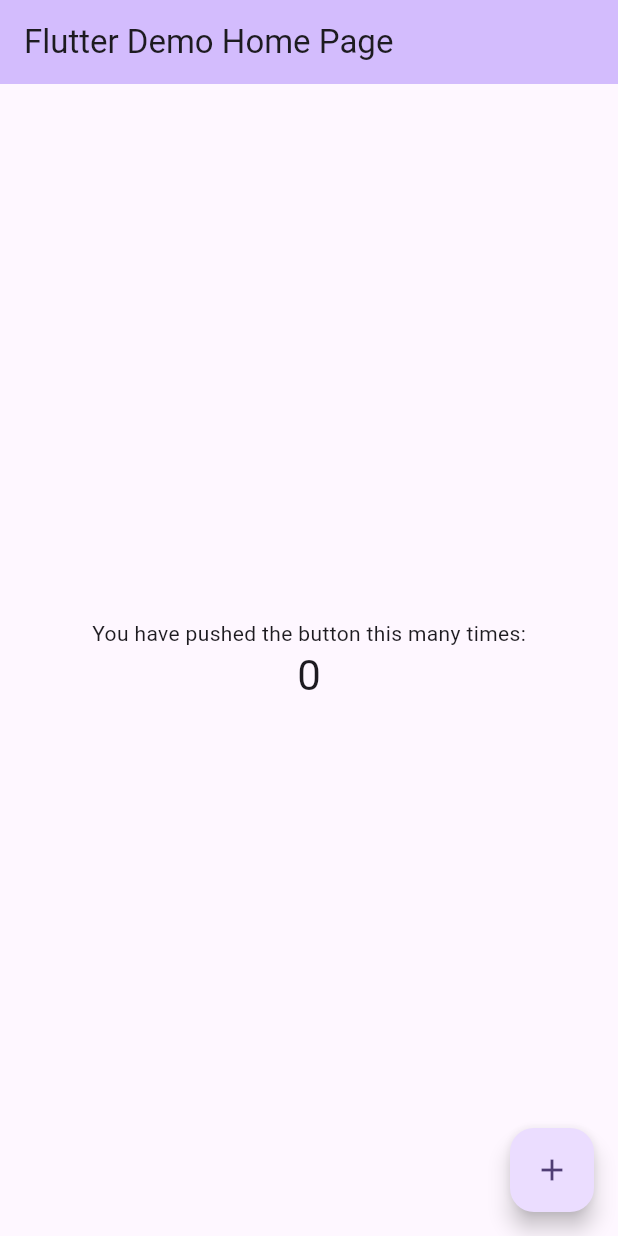
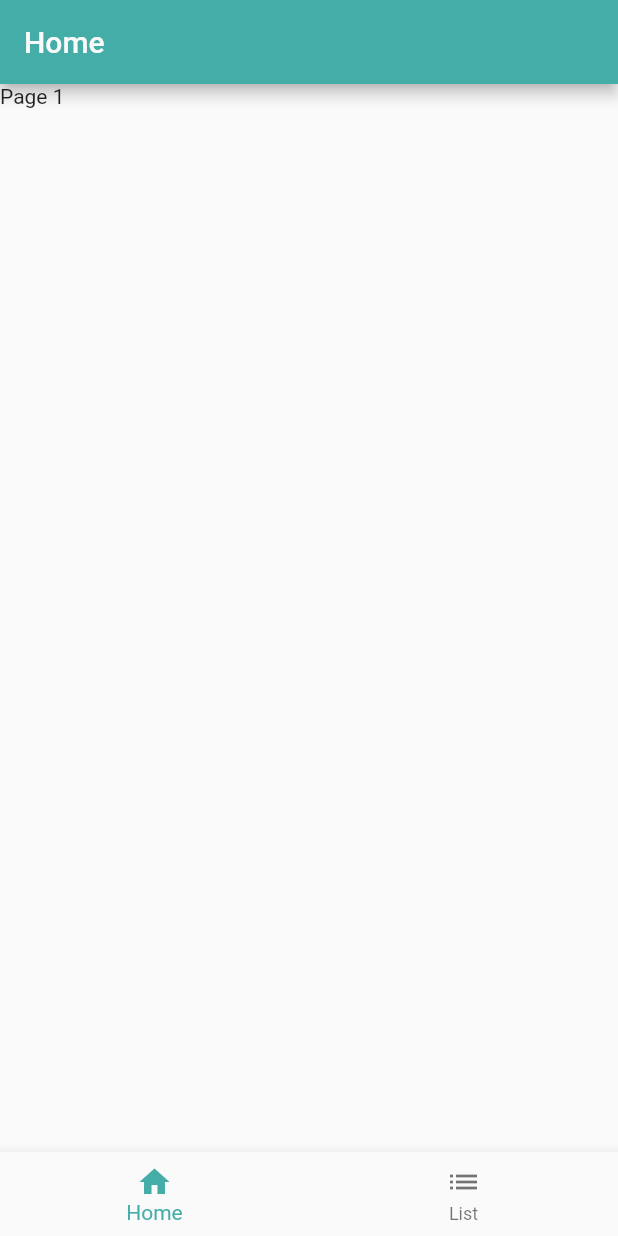
Before and after one commit to samuel-vieira/empregoaqui, a Flutter app: the screen it shows after launch, on a phone screen of 412 x 824 dp. Run offline on Flutter 3.47's test engine with Material 2 defaults, Android fonts, the phone set to English and light mode, and no system bars.

Commit message:
Adicionando tema da aplicação

```diff
--- /dev/null
+++ b/lib/feature/home/page/home_page.dart
@@ -0,0 +1,45 @@
+import 'package:emprego_aqui/shared/app_bar_component/app_bar_component.dart';
+import 'package:flutter/material.dart';
+
+class HomePage extends StatefulWidget {
+  const HomePage({super.key});
+
+  @override
+  State<HomePage> createState() => _HomePageState();
+}
+
+class _HomePageState extends State<HomePage> {
+  final List<Widget> widgetOptions = [
+    const Text('Page 1'),
+    const Text('Page 2'),
+  ];
+
+  int currentIndex = 0;
+
+  @override
+  Widget build(BuildContext context) {
+    return Scaffold(
+      appBar: AppBarComponent(
+        AppBar(),
+        title: 'Home',
+      ),
+      body: widgetOptions.elementAt(currentIndex),
+      bottomNavigationBar: BottomNavigationBar(
+        onTap: (index) => setState(() {
+          currentIndex = index;
+        }),
+        currentIndex: currentIndex,
+        items: const [
+          BottomNavigationBarItem(
+            icon: Icon(Icons.home),
+            label: 'Home',
+          ),
+          BottomNavigationBarItem(
+            icon: Icon(Icons.list),
+            label: 'List',
+          ),
+        ],
+      ),
+    );
+  }
+}
--- a/lib/main.dart
+++ b/lib/main.dart
@@ -1,3 +1,4 @@
+import 'package:emprego_aqui/feature/home/page/home_page.dart';
 import 'package:flutter/material.dart';
 
 void main() {
@@ -7,119 +8,28 @@ void main() {
 class MyApp extends StatelessWidget {
   const MyApp({super.key});
 
-  // This widget is the root of your application.
   @override
   Widget build(BuildContext context) {
     return MaterialApp(
-      title: 'Flutter Demo',
+      home: const HomePage(),
       theme: ThemeData(
-        // This is the theme of your application.
-        //
-        // TRY THIS: Try running your application with "flutter run". You'll see
-        // the application has a blue toolbar. Then, without quitting the app,
-        // try changing the seedColor in the colorScheme below to Colors.green
-        // and then invoke "hot reload" (save your changes or press the "hot
-        // reload" button in a Flutter-supported IDE, or press "r" if you used
-        // the command line to start the app).
-        //
-        // Notice that the counter didn't reset back to zero; the application
-        // state is not lost during the reload. To reset the state, use hot
-        // restart instead.
-        //
-        // This works for code too, not just values: Most code changes can be
-        // tested with just a hot reload.
-        colorScheme: ColorScheme.fromSeed(seedColor: Colors.deepPurple),
-        useMaterial3: true,
+        colorScheme: const ColorScheme(
+          brightness: Brightness.light,
+          primary: Color(0xFF45ADA8),
+          onPrimary: Color(0xFFF9F9F9),
+          secondary: Color(0xFF594F4F),
+          onSecondary: Color(0xFFF9F9F9),
+          error: Color(0xFFD73131),
+          onError: Color(0xFFF9F9F9),
+          background: Color(0xFFE1E1E1),
+          onBackground: Color(0xFFF9F9F9),
+          surface: Color(0xFFF2F2F2),
+          onSurface: Color(0xFF45ADA8),
+        ),
+        appBarTheme: const AppBarTheme(
+          backgroundColor: Color(0xFF45ADA8),
+        ),
       ),
-      home: const MyHomePage(title: 'Flutter Demo Home Page'),
     );
   }
 }
-
-class MyHomePage extends StatefulWidget {
-  const MyHomePage({super.key, required this.title});
-
-  // This widget is the home page of your application. It is stateful, meaning
-  // that it has a State object (defined below) that contains fields that affect
-  // how it looks.
-
-  // This class is the configuration for the state. It holds the values (in this
-  // case the title) provided by the parent (in this case the App widget) and
-  // used by the build method of the State. Fields in a Widget subclass are
-  // always marked "final".
-
-  final String title;
-
-  @override
-  State<MyHomePage> createState() => _MyHomePageState();
-}
-
-class _MyHomePageState extends State<MyHomePage> {
-  int _counter = 0;
-
-  void _incrementCounter() {
-    setState(() {
-      // This call to setState tells the Flutter framework that something has
-      // changed in this State, which causes it to rerun the build method below
-      // so that the display can reflect the updated values. If we changed
-      // _counter without calling setState(), then the build method would not be
-      // called again, and so nothing would appear to happen.
-      _counter++;
-    });
-  }
-
-  @override
-  Widget build(BuildContext context) {
-    // This method is rerun every time setState is called, for instance as done
-    // by the _incrementCounter method above.
-    //
-    // The Flutter framework has been optimized to make rerunning build methods
-    // fast, so that you can just rebuild anything that needs updating rather
-    // than having to individually change instances of widgets.
-    return Scaffold(
-      appBar: AppBar(
-        // TRY THIS: Try changing the color here to a specific color (to
-        // Colors.amber, perhaps?) and trigger a hot reload to see the AppBar
-        // change color while the other colors stay the same.
-        backgroundColor: Theme.of(context).colorScheme.inversePrimary,
-        // Here we take the value from the MyHomePage object that was created by
-        // the App.build method, and use it to set our appbar title.
-        title: Text(widget.title),
-      ),
-      body: Center(
-        // Center is a layout widget. It takes a single child and positions it
-        // in the middle of the parent.
-        child: Column(
-          // Column is also a layout widget. It takes a list of children and
-          // arranges them vertically. By default, it sizes itself to fit its
-          // children horizontally, and tries to be as tall as its parent.
-          //
-          // Column has various properties to control how it sizes itself and
-          // how it positions its children. Here we use mainAxisAlignment to
-          // center the children vertically; the main axis here is the vertical
-          // axis because Columns are vertical (the cross axis would be
-          // horizontal).
-          //
-          // TRY THIS: Invoke "debug painting" (choose the "Toggle Debug Paint"
-          // action in the IDE, or press "p" in the console), to see the
-          // wireframe for each widget.
-          mainAxisAlignment: MainAxisAlignment.center,
-          children: <Widget>[
-            const Text(
-              'You have pushed the button this many times:',
-            ),
-            Text(
-              '$_counter',
-              style: Theme.of(context).textTheme.headlineMedium,
-            ),
-          ],
-        ),
-      ),
-      floatingActionButton: FloatingActionButton(
-        onPressed: _incrementCounter,
-        tooltip: 'Increment',
-        child: const Icon(Icons.add),
-      ), // This trailing comma makes auto-formatting nicer for build methods.
-    );
-  }
-}
--- /dev/null
+++ b/lib/shared/app_bar_component/app_bar_component.dart
@@ -0,0 +1,19 @@
+import 'package:flutter/material.dart';
+
+class AppBarComponent extends StatelessWidget implements PreferredSizeWidget {
+  const AppBarComponent(this.appBar, {required this.title, Key? key})
+      : super(key: key);
+
+  final AppBar appBar;
+  final String title;
+
+  @override
+  Widget build(BuildContext context) {
+    return AppBar(
+      title: Text(title),
+    );
+  }
+
+  @override
+  Size get preferredSize => Size.fromHeight(appBar.preferredSize.height);
+}
```
